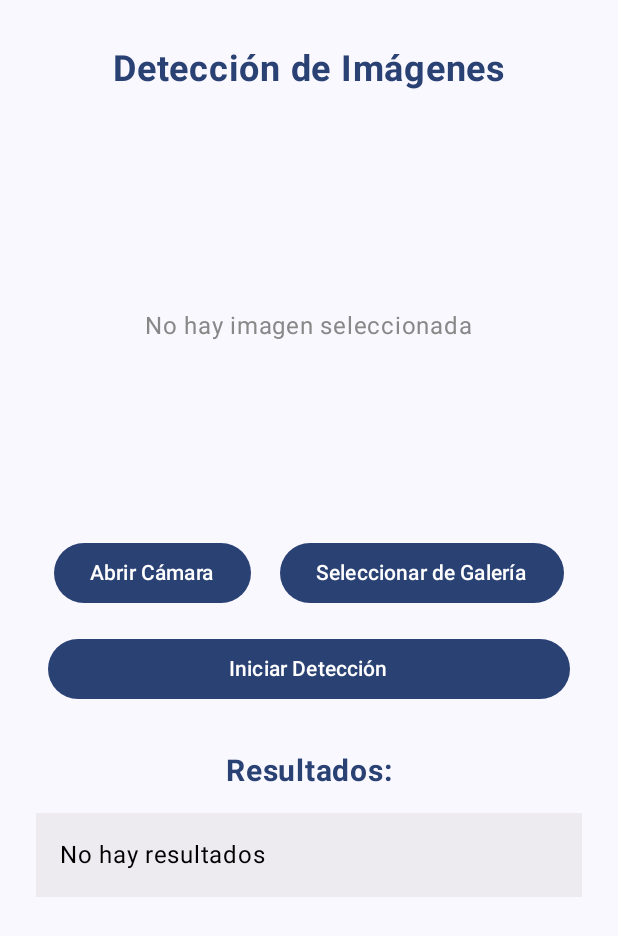
After one commit to IsolatedDam/proyecto-tesis-respaldo, an Android app built with Jetpack Compose: the ImageDetectionScreen screen opened through its navigation route, on a phone screen of 412 x 824 dp. The commit adds this screen. Shown: the top 936 px of the screen. Run offline under Robolectric (Android 15) with nearby library versions, the phone set to English and light mode, and no system bars.

Commit message:
Interfaces listos

```diff
--- a/app/build.gradle.kts
+++ b/app/build.gradle.kts
@@ -100,5 +100,6 @@ dependencies {
 
     implementation("com.googlecode.libphonenumber:libphonenumber:8.12.48")
     implementation("androidx.compose.material:material-icons-extended:1.5.0")
+    implementation("io.coil-kt:coil-compose:2.1.0")
 
 }
--- a/app/src/main/java/com/example/proyectotesis/MainActivity.kt
+++ b/app/src/main/java/com/example/proyectotesis/MainActivity.kt
@@ -11,14 +11,21 @@ import androidx.compose.ui.Modifier
 import androidx.navigation.compose.NavHost
 import androidx.navigation.compose.composable
 import androidx.navigation.compose.rememberNavController
+import com.example.proyectotesis.ui.welcome.WelcomeScreen
 import com.example.proyectotesis.ui.login.LoginScreen
+import com.example.proyectotesis.ui.register.RegisterScreen
+import com.example.proyectotesis.ui.profile.ProfileSettingsScreen
+import com.example.proyectotesis.ui.welcome.WelcomeUserScreen
 import com.example.proyectotesis.ui.mainmenu.MainMenuScreen
-import com.example.proyectotesis.ui.profile.ProfileSettingsScreen
-import com.example.proyectotesis.ui.register.RegisterScreen
+import com.example.proyectotesis.ui.login.ForgotPasswordScreen
+import com.example.proyectotesis.ui.imagedetectionscreen.ImageDetectionScreen
+import com.example.proyectotesis.ui.TouristRoutesScreen
+import com.example.proyectotesis.data.famousRoutes
+import com.example.proyectotesis.ui.TouristRouteDetailScreen
 import com.example.proyectotesis.ui.theme.ProyectotesisTheme
-import com.example.proyectotesis.ui.welcome.WelcomeScreen
-import com.example.proyectotesis.ui.welcome.WelcomeUserScreen
-import com.example.proyectotesis.ui.login.ForgotPasswordScreen
+import com.example.proyectotesis.ui.AccommodationScreen
+import com.example.proyectotesis.data.recommendedAccommodations
+import com.example.proyectotesis.ui.AccommodationDetailScreen // Asegúrate de tener esta pantalla para detalles de alojamiento
 
 class MainActivity : ComponentActivity() {
     override fun onCreate(savedInstanceState: Bundle?) {
@@ -35,14 +42,12 @@ class MainActivity : ComponentActivity() {
                         startDestination = "welcome",
                         modifier = Modifier.padding(innerPadding)
                     ) {
-                        // Pantalla de Bienvenida
                         composable("welcome") {
                             WelcomeScreen(onStartClick = {
                                 navController.navigate("login")
                             })
                         }
 
-                        // Pantalla de Iniciar Sesión
                         composable("login") {
                             LoginScreen(
                                 scope = coroutineScope,
@@ -58,7 +63,6 @@ class MainActivity : ComponentActivity() {
                             )
                         }
 
-                        // Pantalla de Crear Cuenta
                         composable("register") {
                             RegisterScreen(
                                 scope = coroutineScope,
@@ -68,7 +72,6 @@ class MainActivity : ComponentActivity() {
                             )
                         }
 
-                        // Pantalla de Configuración de Perfil
                         composable("profile_settings") {
                             ProfileSettingsScreen(
                                 onProfileSaved = { username ->
@@ -77,13 +80,11 @@ class MainActivity : ComponentActivity() {
                             )
                         }
 
-                        // Pantalla de Usuario Bienvenido
                         composable("welcome_user/{username}") { backStackEntry ->
                             val username = backStackEntry.arguments?.getString("username") ?: "Usuario"
                             WelcomeUserScreen(username = username, navController = navController)
                         }
 
-                        // Pantalla del Menú Principal
                         composable("main_menu") {
                             MainMenuScreen(
                                 onImageDetectionClick = {
@@ -98,7 +99,6 @@ class MainActivity : ComponentActivity() {
                             )
                         }
 
-                        // Pantalla de Recuperación de Contraseña
                         composable("forgot_password") {
                             ForgotPasswordScreen(
                                 scope = coroutineScope,
@@ -107,6 +107,62 @@ class MainActivity : ComponentActivity() {
                                 }
                             )
                         }
+
+                        composable("image_detection") {
+                            ImageDetectionScreen(
+                                onCaptureImageClick = { /* Acción para capturar imagen */ },
+                                onSelectImageClick = { /* Acción para seleccionar imagen */ },
+                                onDetectClick = { /* Acción para iniciar detección */ }
+                            )
+                        }
+
+                        composable("tourist_routes") {
+                            TouristRoutesScreen(
+                                routes = famousRoutes,
+                                onRouteClick = { selectedRoute ->
+                                    navController.navigate("tourist_route_detail/${selectedRoute.id}")
+                                },
+                                onBack = { navController.popBackStack() }
+                            )
+                        }
+
+                        composable("tourist_route_detail/{routeId}") { backStackEntry ->
+                            val routeId = backStackEntry.arguments?.getString("routeId")?.toIntOrNull()
+                            val route = famousRoutes.find { it.id == routeId }
+                            if (route != null) {
+                                TouristRouteDetailScreen(
+                                    route = route,
+                                    onBack = { navController.popBackStack() }
+                                )
+                            } else {
+                                navController.popBackStack()
+                            }
+                        }
+
+                        // Pantalla de Alojamientos
+                        composable("accommodation") {
+                            AccommodationScreen(
+                                accommodations = recommendedAccommodations,
+                                onAccommodationClick = { selectedAccommodation ->
+                                    navController.navigate("accommodation_detail/${selectedAccommodation.id}")
+                                },
+                                onBack = { navController.popBackStack() }
+                            )
+                        }
+
+                        // Pantalla de Detalle de Alojamiento
+                        composable("accommodation_detail/{accommodationId}") { backStackEntry ->
+                            val accommodationId = backStackEntry.arguments?.getString("accommodationId")?.toIntOrNull()
+                            val accommodation = recommendedAccommodations.find { it.id == accommodationId }
+                            if (accommodation != null) {
+                                AccommodationDetailScreen(
+                                    accommodation = accommodation,
+                                    onBack = { navController.popBackStack() }
+                                )
+                            } else {
+                                navController.popBackStack()
+                            }
+                        }
                     }
                 }
             }
--- /dev/null
+++ b/app/src/main/java/com/example/proyectotesis/menu/ImageDetectionScreen.kt
@@ -0,0 +1,109 @@
+package com.example.proyectotesis.ui.imagedetectionscreen
+
+import androidx.compose.foundation.Image
+import androidx.compose.foundation.layout.*
+import androidx.compose.material3.*
+import androidx.compose.runtime.*
+import androidx.compose.ui.Alignment
+import androidx.compose.ui.Modifier
+import androidx.compose.ui.graphics.Color
+import androidx.compose.ui.graphics.asImageBitmap
+import androidx.compose.ui.unit.dp
+import androidx.compose.ui.unit.sp
+import android.graphics.Bitmap
+import androidx.compose.ui.text.font.FontWeight
+import androidx.compose.foundation.background
+
+@Composable
+fun ImageDetectionScreen(
+    onCaptureImageClick: () -> Unit,
+    onSelectImageClick: () -> Unit,
+    onDetectClick: () -> Unit,
+    imageBitmap: Bitmap? = null,
+    detectionResult: String? = null
+) {
+    Column(
+        modifier = Modifier
+            .fillMaxSize()
+            .padding(16.dp),
+        verticalArrangement = Arrangement.Top,
+        horizontalAlignment = Alignment.CenterHorizontally
+    ) {
+        // Título de la pantalla
+        Text(
+            text = "Detección de Imágenes",
+            fontSize = 24.sp,
+            fontWeight = FontWeight.Bold,
+            color = MaterialTheme.colorScheme.primary,
+            modifier = Modifier.padding(vertical = 16.dp)
+        )
+
+        Spacer(modifier = Modifier.height(16.dp))
+
+        // Área de imagen
+        Box(
+            modifier = Modifier
+                .fillMaxWidth()
+                .height(250.dp)
+                .padding(8.dp),
+            contentAlignment = Alignment.Center
+        ) {
+            if (imageBitmap != null) {
+                Image(bitmap = imageBitmap.asImageBitmap(), contentDescription = null, modifier = Modifier.fillMaxSize())
+            } else {
+                Text("No hay imagen seleccionada", color = Color.Gray)
+            }
+        }
+
+        Spacer(modifier = Modifier.height(16.dp))
+
+        // Botones para capturar o seleccionar imagen
+        Row(
+            modifier = Modifier.fillMaxWidth(),
+            horizontalArrangement = Arrangement.SpaceEvenly
+        ) {
+            Button(onClick = onCaptureImageClick) {
+                Text("Abrir Cámara")
+            }
+            Button(onClick = onSelectImageClick) {
+                Text("Seleccionar de Galería")
+            }
+        }
+
+        Spacer(modifier = Modifier.height(16.dp))
+
+        // Botón para iniciar la detección
+        Button(
+            onClick = onDetectClick,
+            modifier = Modifier
+                .fillMaxWidth()
+                .padding(horizontal = 16.dp)
+        ) {
+            Text("Iniciar Detección")
+        }
+
+        Spacer(modifier = Modifier.height(24.dp))
+
+        // Área de resultados de la detección
+        Text(
+            text = "Resultados:",
+            fontSize = 20.sp,
+            fontWeight = FontWeight.Bold,
+            color = MaterialTheme.colorScheme.primary,
+            modifier = Modifier.padding(vertical = 8.dp)
+        )
+        Box(
+            modifier = Modifier
+                .fillMaxWidth()
+                .padding(8.dp)
+                .background(Color.LightGray.copy(alpha = 0.3f))
+                .padding(16.dp)
+        ) {
+            Text(
+                text = detectionResult ?: "No hay resultados",
+                color = Color.Black,
+                fontSize = 16.sp
+            )
+        }
+    }
+}
```
Also changed, not shown: app/src/main/java/com/example/proyectotesis/data/Accommodation.kt (added, +9 -0 lines), app/src/main/java/com/example/proyectotesis/data/AccommodationsData.kt (added, +20 -0 lines), app/src/main/java/com/example/proyectotesis/data/TouristRoute.kt (added, +10 -0 lines), app/src/main/java/com/example/proyectotesis/data/TouristRoutesData.kt (added, +26 -0 lines), app/src/main/java/com/example/proyectotesis/menu/AccommodationDetailScreen.kt (added, +58 -0 lines), app/src/main/java/com/example/proyectotesis/menu/AccommodationScreen.kt (added, +85 -0 lines), app/src/main/java/com/example/proyectotesis/menu/TouristRouteDetailScreen.kt (added, +77 -0 lines), app/src/main/java/com/example/proyectotesis/menu/TouristRoutesScreen.kt (added, +93 -0 lines).
